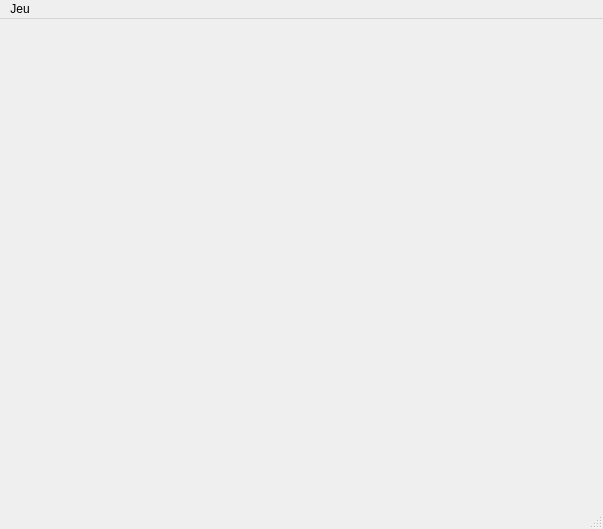
Qt form CuteBelote/src/MainWindow.ui (IrmatDen/fr-belote) before a commit.
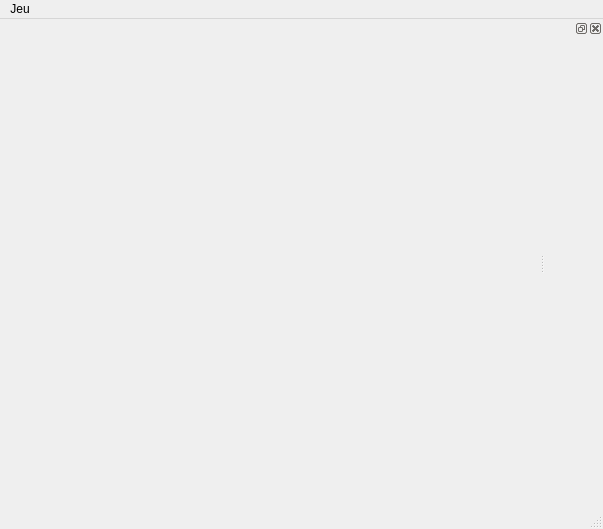
The same form after that commit.

Commit message: Added Chat dock widget

The edit to the form file:
```diff
--- a/CuteBelote/src/MainWindow.ui
+++ b/CuteBelote/src/MainWindow.ui
@@ -35,6 +35,12 @@
    <addaction name="menuJeu"/>
   </widget>
   <widget class="QStatusBar" name="statusbar"/>
+  <widget class="QDockWidget" name="ChatDockWidget">
+   <attribute name="dockWidgetArea">
+    <number>2</number>
+   </attribute>
+   <widget class="QWidget" name="dockWidgetContents"/>
+  </widget>
   <action name="actionCreateGame">
    <property name="text">
     <string>Créer une partie...</string>
```
The commit also changes 4 other files.
